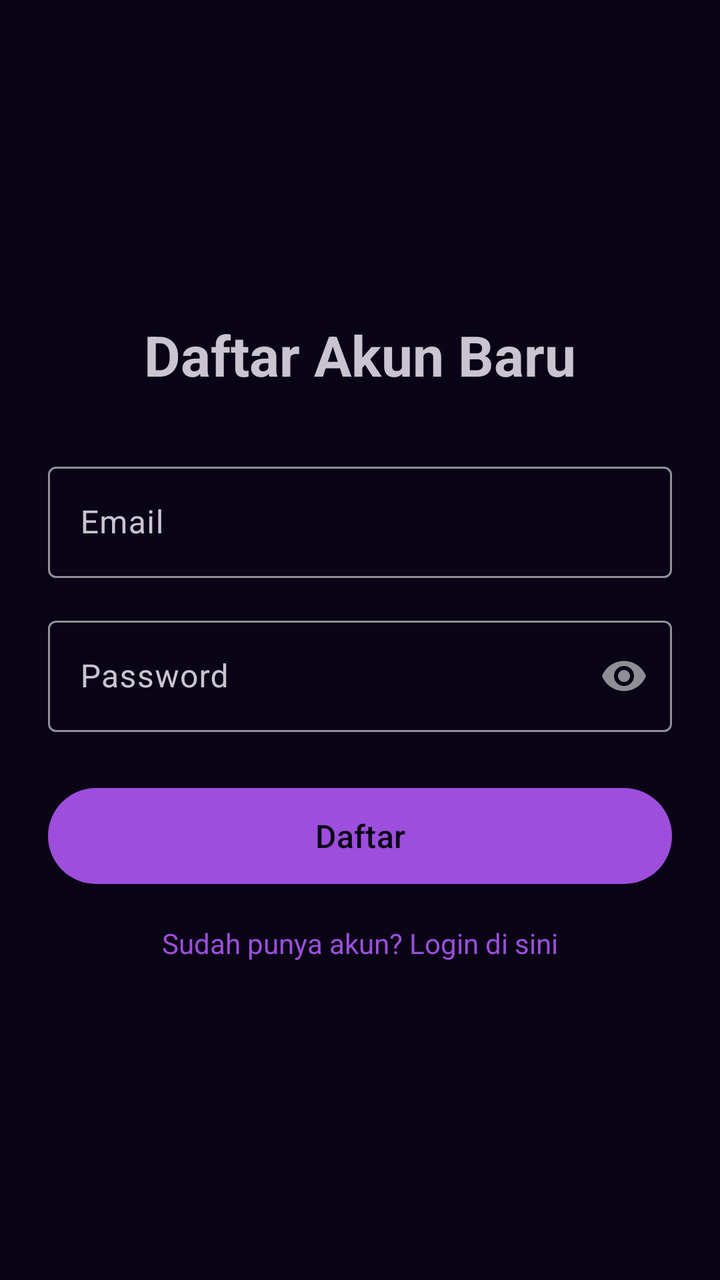
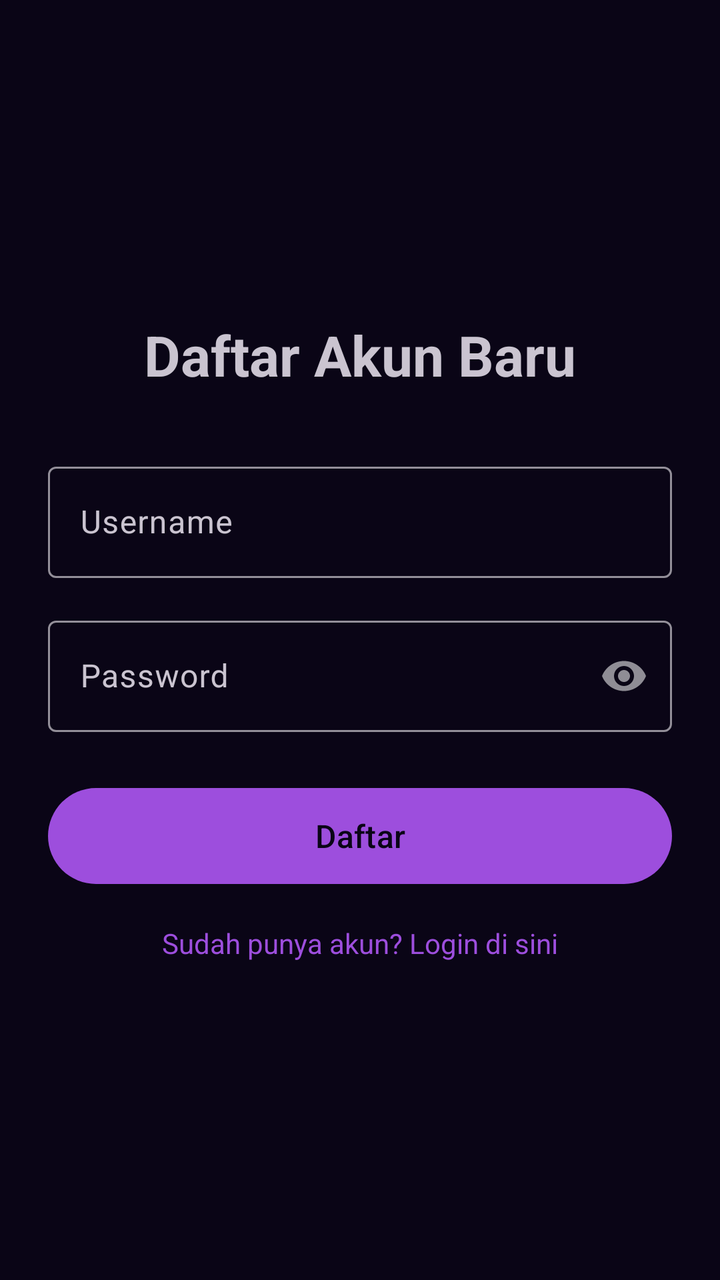

Screens rendered from an Android XML layout before and after an edit, with the pre-edit source and the edit as a unified diff.
<!-- AndroidManifest.xml: application theme Theme.CinemaPE -->
<!-- res/layout/activity_register.xml -->
<?xml version="1.0" encoding="utf-8"?>
<LinearLayout xmlns:android="http://schemas.android.com/apk/res/android"
    xmlns:app="http://schemas.android.com/apk/res-auto"
    android:layout_width="match_parent"
    android:layout_height="match_parent"
    android:orientation="vertical"
    android:padding="24dp"
    android:gravity="center_vertical">

    <TextView
        android:layout_width="wrap_content"
        android:layout_height="wrap_content"
        android:text="@string/register_title"
        android:textSize="28sp"
        android:textStyle="bold"
        android:layout_gravity="center_horizontal"
        android:layout_marginBottom="32dp"/>

    
    <com.google.android.material.textfield.TextInputLayout
        android:layout_width="match_parent"
        android:layout_height="wrap_content"
        android:hint="@string/hint_email"
        style="@style/Widget.Material3.TextInputLayout.OutlinedBox"
        android:layout_marginBottom="16dp">

        <com.google.android.material.textfield.TextInputEditText
            android:id="@+id/edtRegEmail"
            android:layout_width="match_parent"
            android:layout_height="wrap_content"
            android:inputType="textEmailAddress"/>
    </com.google.android.material.textfield.TextInputLayout>

    
    <com.google.android.material.textfield.TextInputLayout
        android:layout_width="match_parent"
        android:layout_height="wrap_content"
        android:hint="@string/hint_password"
        app:passwordToggleEnabled="true"
        style="@style/Widget.Material3.TextInputLayout.OutlinedBox"
        android:layout_marginBottom="24dp">

        <com.google.android.material.textfield.TextInputEditText
            android:id="@+id/edtRegPassword"
            android:layout_width="match_parent"
            android:layout_height="wrap_content"
            android:inputType="textPassword"/>
    </com.google.android.material.textfield.TextInputLayout>

    <Button
        android:id="@+id/btnRegister"
        android:layout_width="match_parent"
        android:layout_height="56dp"
        android:text="@string/btn_register"
        android:textSize="16sp"
        android:layout_marginBottom="16dp"/>

    <TextView
        android:id="@+id/tvToLogin"
        android:layout_width="wrap_content"
        android:layout_height="wrap_content"
        android:text="@string/to_login"
        android:layout_gravity="center_horizontal"
        android:textColor="?attr/colorPrimary"/>

</LinearLayout>
<!-- resources referenced by this layout -->
<resources>
  <string name="btn_register">Daftar</string>
  <string name="hint_email">Email</string>
  <string name="hint_password">Password</string>
  <string name="register_title">Daftar Akun Baru</string>
  <string name="to_login">Sudah punya akun? Login di sini</string>
  <style name="Theme.CinemaPE" parent="Base.Theme.CinemaPE" />
  <style name="Base.Theme.CinemaPE" parent="Theme.Material3.Dark.NoActionBar">
          <item name="colorPrimary">@color/purple_primary</item>
          <item name="colorOnPrimary">@color/purple_bg_dark</item>
  
          <item name="android:windowBackground">@color/purple_bg_dark</item>
          <item name="colorSurface">@color/purple_card_dark</item>
          <item name="colorOnSurface">@color/text_main</item>
  
          <item name="colorPrimaryContainer">@color/purple_bg_dark</item>
          <item name="colorOnPrimaryContainer">@color/purple_primary</item>
          <item name="colorSurfaceVariant">@color/purple_bg_dark</item>
  
          <item name="colorSecondaryContainer">#269D4EDD</item>
          <item name="colorOnSecondaryContainer">@color/purple_primary</item>
  
          <item name="android:statusBarColor">@color/purple_bg_dark</item>
      </style>
  <color name="purple_primary">#FF9D4EDD</color>
  <color name="purple_bg_dark">#FF0A0516</color>
  <color name="purple_card_dark">#FF181126</color>
  <color name="text_main">#FFF5F5F7</color>
</resources>

<!-- the commit's change to res/layout/activity_register.xml (unified diff, before → after) -->
@@ -16,22 +16,20 @@
         android:layout_gravity="center_horizontal"
         android:layout_marginBottom="32dp"/>
 
-    
     <com.google.android.material.textfield.TextInputLayout
         android:layout_width="match_parent"
         android:layout_height="wrap_content"
-        android:hint="@string/hint_email"
+        android:hint="@string/hint_username"
         style="@style/Widget.Material3.TextInputLayout.OutlinedBox"
         android:layout_marginBottom="16dp">
 
         <com.google.android.material.textfield.TextInputEditText
-            android:id="@+id/edtRegEmail"
+            android:id="@+id/edtRegUsername"
             android:layout_width="match_parent"
             android:layout_height="wrap_content"
-            android:inputType="textEmailAddress"/>
+            android:inputType="text"/>
     </com.google.android.material.textfield.TextInputLayout>
 
-    
     <com.google.android.material.textfield.TextInputLayout
         android:layout_width="match_parent"
         android:layout_height="wrap_content"
<!-- resource entries referenced after the edit -->
@@ -1,8 +1,8 @@
 <!-- resources referenced by this layout -->
 <resources>
   <string name="btn_register">Daftar</string>
-  <string name="hint_email">Email</string>
   <string name="hint_password">Password</string>
+  <string name="hint_username">Username</string>
   <string name="register_title">Daftar Akun Baru</string>
   <string name="to_login">Sudah punya akun? Login di sini</string>
   <style name="Theme.CinemaPE" parent="Base.Theme.CinemaPE" />
